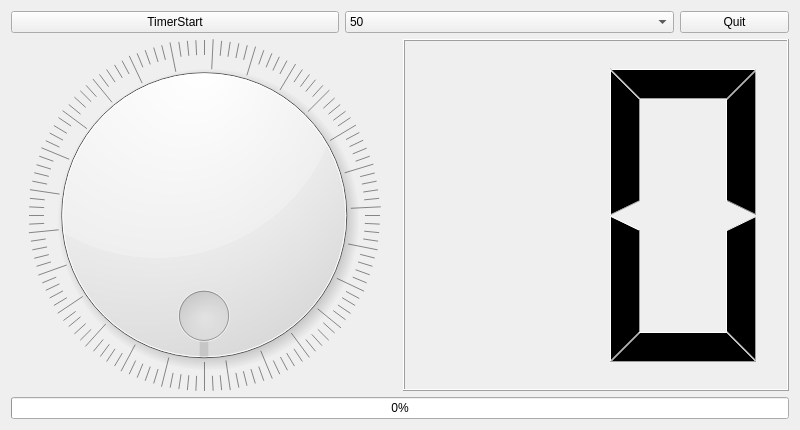
Before: the Qt Designer form QtExamples/AiotClientQt/tab1devcontrol.ui in te31eawq/class, drawn with Qt 5.
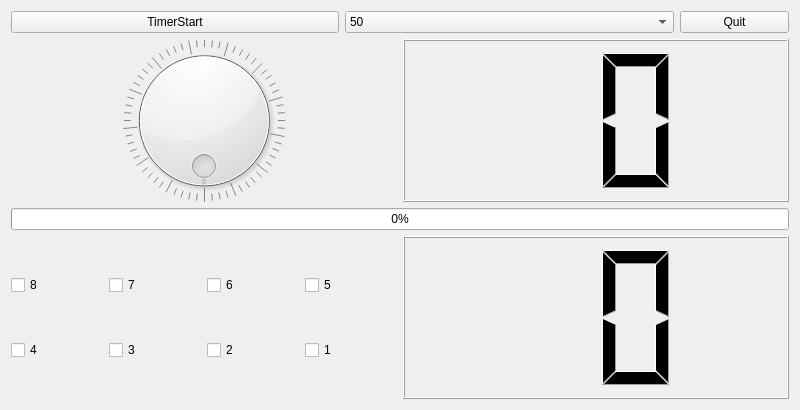
After: the same form once the commit is applied.

Patch:
```diff
--- a/QtExamples/AiotClientQt/tab1devcontrol.ui
+++ b/QtExamples/AiotClientQt/tab1devcontrol.ui
@@ -7,13 +7,13 @@
     <x>0</x>
     <y>0</y>
     <width>800</width>
-    <height>430</height>
+    <height>410</height>
    </rect>
   </property>
   <property name="windowTitle">
    <string>Form</string>
   </property>
-  <layout class="QVBoxLayout" name="verticalLayout" stretch="1,3,1">
+  <layout class="QVBoxLayout" name="verticalLayout" stretch="1,4,1,4">
    <item>
     <layout class="QHBoxLayout" name="horizontalLayout" stretch="3,3,1">
      <item>
@@ -117,6 +117,80 @@
      </item>
     </layout>
    </item>
+   <item>
+    <layout class="QHBoxLayout" name="horizontalLayout_6">
+     <item>
+      <layout class="QGridLayout" name="pGridLayoutKey">
+       <item row="1" column="1">
+        <widget class="QCheckBox" name="pCBKey3">
+         <property name="text">
+          <string>3</string>
+         </property>
+        </widget>
+       </item>
+       <item row="1" column="3">
+        <widget class="QCheckBox" name="pCBKey1">
+         <property name="text">
+          <string>1</string>
+         </property>
+        </widget>
+       </item>
+       <item row="1" column="0">
+        <widget class="QCheckBox" name="pCBKey4">
+         <property name="text">
+          <string>4</string>
+         </property>
+        </widget>
+       </item>
+       <item row="1" column="2">
+        <widget class="QCheckBox" name="pCBKey2">
+         <property name="text">
+          <string>2</string>
+         </property>
+        </widget>
+       </item>
+       <item row="0" column="3">
+        <widget class="QCheckBox" name="pCBKey5">
+         <property name="text">
+          <string>5</string>
+         </property>
+        </widget>
+       </item>
+       <item row="0" column="2">
+        <widget class="QCheckBox" name="pCBKey6">
+         <property name="text">
+          <string>6</string>
+         </property>
+        </widget>
+       </item>
+       <item row="0" column="1">
+        <widget class="QCheckBox" name="pCBKey7">
+         <property name="text">
+          <string>7</string>
+         </property>
+        </widget>
+       </item>
+       <item row="0" column="0">
+        <widget class="QCheckBox" name="pCBKey8">
+         <property name="text">
+          <string>8</string>
+         </property>
+        </widget>
+       </item>
+      </layout>
+     </item>
+     <item>
+      <widget class="QLCDNumber" name="pLcdNumberKey">
+       <property name="digitCount">
+        <number>2</number>
+       </property>
+       <property name="mode">
+        <enum>QLCDNumber::Hex</enum>
+       </property>
+      </widget>
+     </item>
+    </layout>
+   </item>
   </layout>
  </widget>
  <resources/>
```
Left out of the diff: 4 changed lines with no effect on the pictures.
